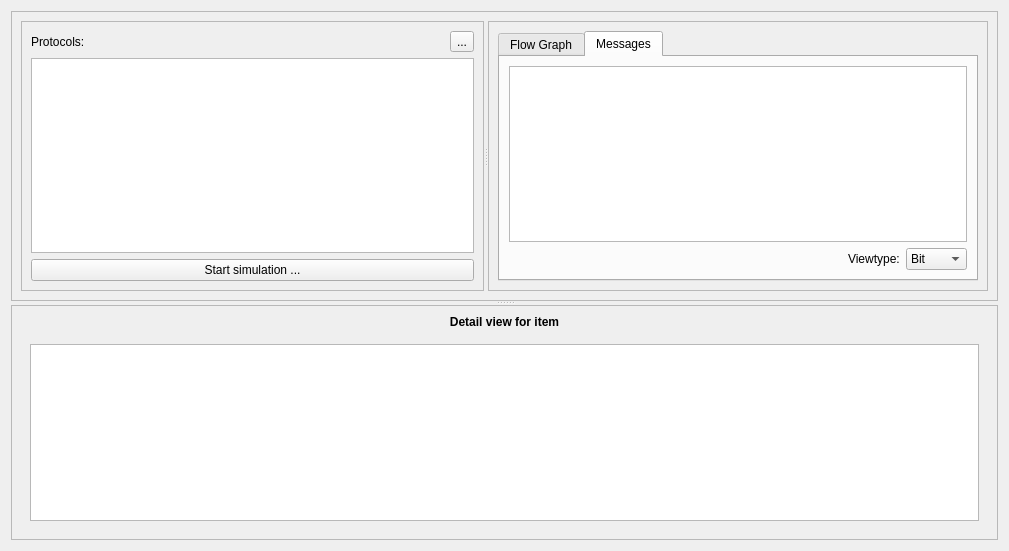
jopohl/urh, file ui/simulator.ui: the form before one commit.
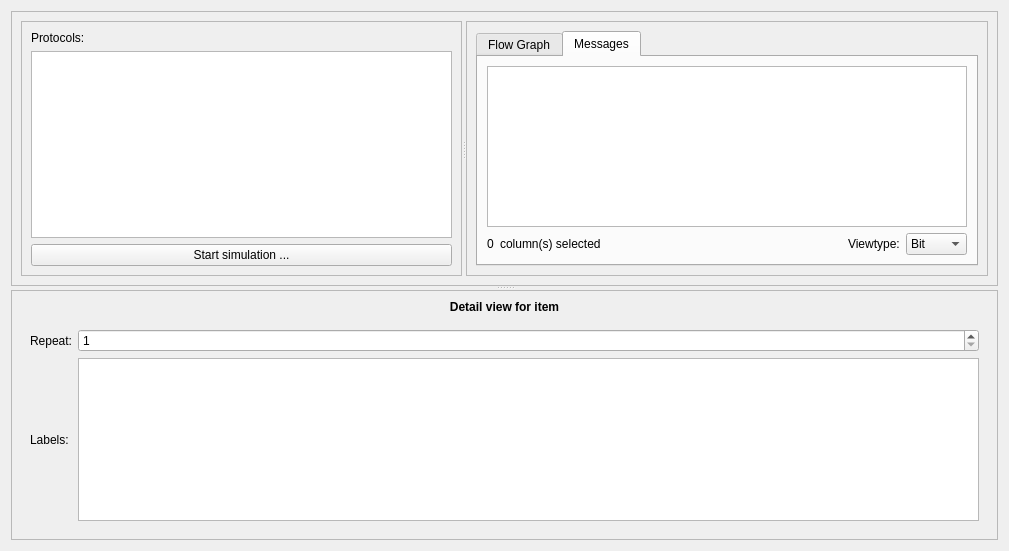
The form after the commit. The open tabs and pages were chosen to show the change. Icons and pictures are not drawn. Custom widgets are drawn as their Qt base class.

What changed in the file:
```diff
--- a/ui/simulator.ui
+++ b/ui/simulator.ui
@@ -41,8 +41,6 @@
           </property>
           <layout class="QVBoxLayout" name="verticalLayout_3">
            <item>
-            <layout class="QHBoxLayout" name="horizontalLayout">
-             <item>
               <widget class="QLabel" name="label">
                <property name="text">
                 <string>Protocols:</string>
@@ -50,19 +48,6 @@
               </widget>
              </item>
              <item>
-              <widget class="QToolButton" name="toolButton">
-               <property name="text">
-                <string>...</string>
-               </property>
-               <property name="icon">
-                <iconset theme="document-save">
-                 <normaloff>../../.designer/backup</normaloff>../../.designer/backup</iconset>
-               </property>
-              </widget>
-             </item>
-            </layout>
-           </item>
-           <item>
             <widget class="GeneratorTreeView" name="treeProtocols"/>
            </item>
            <item>
@@ -170,6 +155,17 @@
                <item row="0" column="0" colspan="4">
                 <widget class="SimulatorGraphicsView" name="gvSimulator"/>
                </item>
+               <item row="1" column="0">
+                <widget class="QToolButton" name="toolButton">
+                 <property name="text">
+                  <string>...</string>
+                 </property>
+                 <property name="icon">
+                  <iconset theme="document-save">
+                   <normaloff>../../.designer/backup</normaloff>../../.designer/backup</iconset>
+                 </property>
+                </widget>
+               </item>
               </layout>
              </widget>
              <widget class="QWidget" name="tab_2">
@@ -177,14 +173,36 @@
                <string>Messages</string>
               </attribute>
               <layout class="QGridLayout" name="gridLayout_8">
-               <item row="1" column="1">
+               <item row="0" column="0" colspan="5">
+                <widget class="SimulatorMessageTableView" name="tblViewMessage">
+                 <property name="alternatingRowColors">
+                  <bool>true</bool>
+                 </property>
+                 <property name="verticalScrollMode">
+                  <enum>QAbstractItemView::ScrollPerPixel</enum>
+                 </property>
+                 <property name="horizontalScrollMode">
+                  <enum>QAbstractItemView::ScrollPerPixel</enum>
+                 </property>
+                 <property name="showGrid">
+                  <bool>false</bool>
+                 </property>
+                 <attribute name="horizontalHeaderHighlightSections">
+                  <bool>false</bool>
+                 </attribute>
+                 <attribute name="verticalHeaderHighlightSections">
+                  <bool>false</bool>
+                 </attribute>
+                </widget>
+               </item>
+               <item row="1" column="3">
                 <widget class="QLabel" name="label_5">
                  <property name="text">
                   <string>Viewtype:</string>
                  </property>
                 </widget>
                </item>
-               <item row="1" column="2">
+               <item row="1" column="4">
                 <widget class="QComboBox" name="cbViewType">
                  <item>
                   <property name="text">
@@ -203,7 +221,7 @@
                  </item>
                 </widget>
                </item>
-               <item row="1" column="0">
+               <item row="1" column="2">
                 <spacer name="horizontalSpacer_4">
                  <property name="orientation">
                   <enum>Qt::Horizontal</enum>
@@ -216,26 +234,21 @@
                  </property>
                 </spacer>
                </item>
-               <item row="0" column="0" colspan="3">
-                <widget class="SimulatorMessageTableView" name="tblViewMessage">
-                 <property name="alternatingRowColors">
-                  <bool>true</bool>
+               <item row="1" column="0">
+                <widget class="QLabel" name="lNumSelectedColumns">
+                 <property name="text">
+                  <string>0</string>
                  </property>
-                 <property name="verticalScrollMode">
-                  <enum>QAbstractItemView::ScrollPerPixel</enum>
+                 <property name="alignment">
+                  <set>Qt::AlignLeading|Qt::AlignLeft|Qt::AlignVCenter</set>
                  </property>
-                 <property name="horizontalScrollMode">
-                  <enum>QAbstractItemView::ScrollPerPixel</enum>
+                </widget>
+               </item>
+               <item row="1" column="1">
+                <widget class="QLabel" name="lColumnsSelectedText">
+                 <property name="text">
+                  <string>column(s) selected</string>
                  </property>
-                 <property name="showGrid">
-                  <bool>false</bool>
-                 </property>
-                 <attribute name="horizontalHeaderHighlightSections">
-                  <bool>false</bool>
-                 </attribute>
-                 <attribute name="verticalHeaderHighlightSections">
-                  <bool>false</bool>
-                 </attribute>
                 </widget>
                </item>
               </layout>
@@ -326,7 +339,20 @@
          </widget>
          <widget class="QWidget" name="page_message">
           <layout class="QGridLayout" name="gridLayout_4">
-           <item row="2" column="0" colspan="2">
+           <item row="1" column="0">
+            <widget class="QLabel" name="label_7">
+             <property name="sizePolicy">
+              <sizepolicy hsizetype="Preferred" vsizetype="Preferred">
+               <horstretch>0</horstretch>
+               <verstretch>0</verstretch>
+              </sizepolicy>
+             </property>
+             <property name="text">
+              <string>Repeat:</string>
+             </property>
+            </widget>
+           </item>
+           <item row="2" column="2">
             <widget class="QTableView" name="tblViewFieldValues">
              <property name="alternatingRowColors">
               <bool>true</bool>
@@ -345,6 +371,26 @@
              </attribute>
             </widget>
            </item>
+           <item row="2" column="0">
+            <widget class="QLabel" name="label_8">
+             <property name="sizePolicy">
+              <sizepolicy hsizetype="Preferred" vsizetype="Preferred">
+               <horstretch>0</horstretch>
+               <verstretch>0</verstretch>
+              </sizepolicy>
+             </property>
+             <property name="text">
+              <string>Labels:</string>
+             </property>
+            </widget>
+           </item>
+           <item row="1" column="2">
+            <widget class="QSpinBox" name="spinBoxRepeat">
+             <property name="minimum">
+              <number>1</number>
+             </property>
+            </widget>
+           </item>
           </layout>
          </widget>
          <widget class="QWidget" name="page_rule">
```
Left out of the diff: 62 changed lines with no effect on the pictures. Lines whose indentation alone changed are shown as unchanged.
